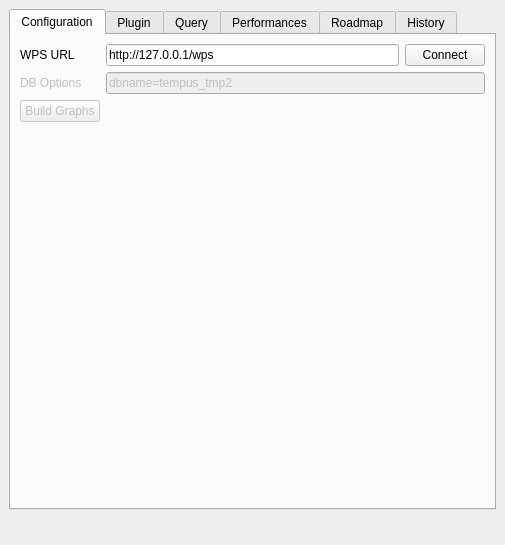
First picture: the form in src/hmi_qgis/IfsttarRouting/ifsttarrouting.ui, repository Universite-Gustave-Eiffel/Tempus, before the edit.
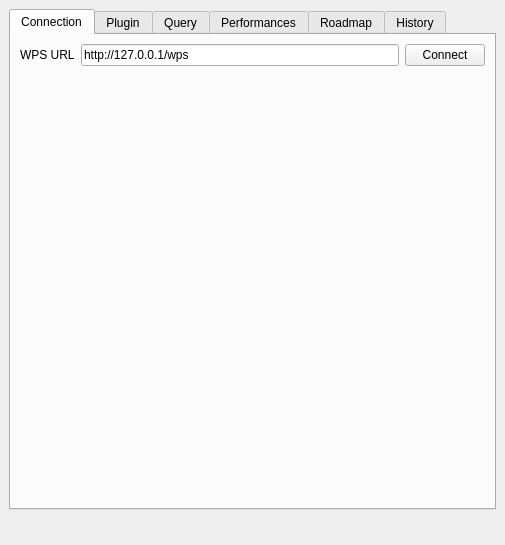
Second picture: the form after the edit. Icons and pictures are not drawn. Custom widgets are drawn as their Qt base class.

Commit message: Remove 'db options' button

The edit to the form file:
```diff
--- a/src/hmi_qgis/IfsttarRouting/ifsttarrouting.ui
+++ b/src/hmi_qgis/IfsttarRouting/ifsttarrouting.ui
@@ -46,7 +46,7 @@
       </property>
       <widget class="QWidget" name="tab">
        <attribute name="title">
-        <string>Configuration</string>
+        <string>Connection</string>
        </attribute>
        <layout class="QVBoxLayout" name="verticalLayout_3">
         <item>
@@ -85,36 +85,6 @@
             </item>
            </layout>
           </item>
-          <item row="1" column="0">
-           <widget class="QLabel" name="dbOptionsLbl">
-            <property name="enabled">
-             <bool>false</bool>
-            </property>
-            <property name="text">
-             <string>DB Options</string>
-            </property>
-           </widget>
-          </item>
-          <item row="1" column="1">
-           <widget class="QLineEdit" name="dbOptionsText">
-            <property name="enabled">
-             <bool>false</bool>
-            </property>
-            <property name="text">
-             <string>dbname=tempus_tmp2</string>
-            </property>
-           </widget>
-          </item>
-          <item row="2" column="0">
-           <widget class="QPushButton" name="buildBtn">
-            <property name="enabled">
-             <bool>false</bool>
-            </property>
-            <property name="text">
-             <string>Build Graphs</string>
-            </property>
-           </widget>
-          </item>
          </layout>
         </item>
        </layout>
```
The commit also changes 2 other files.
